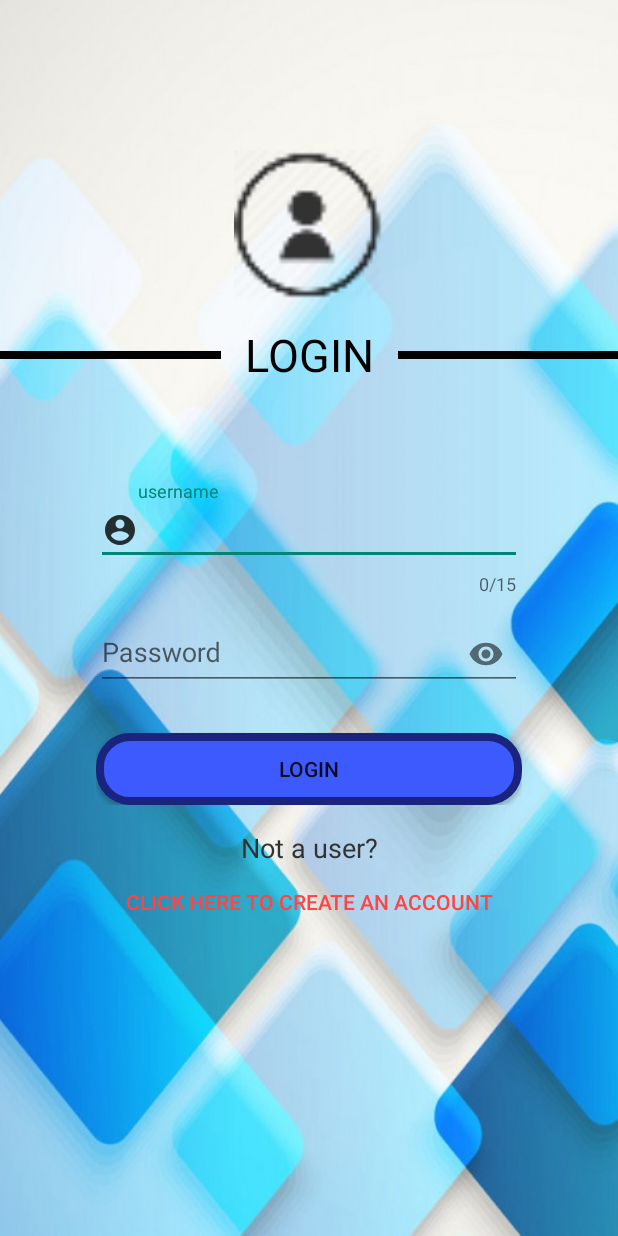
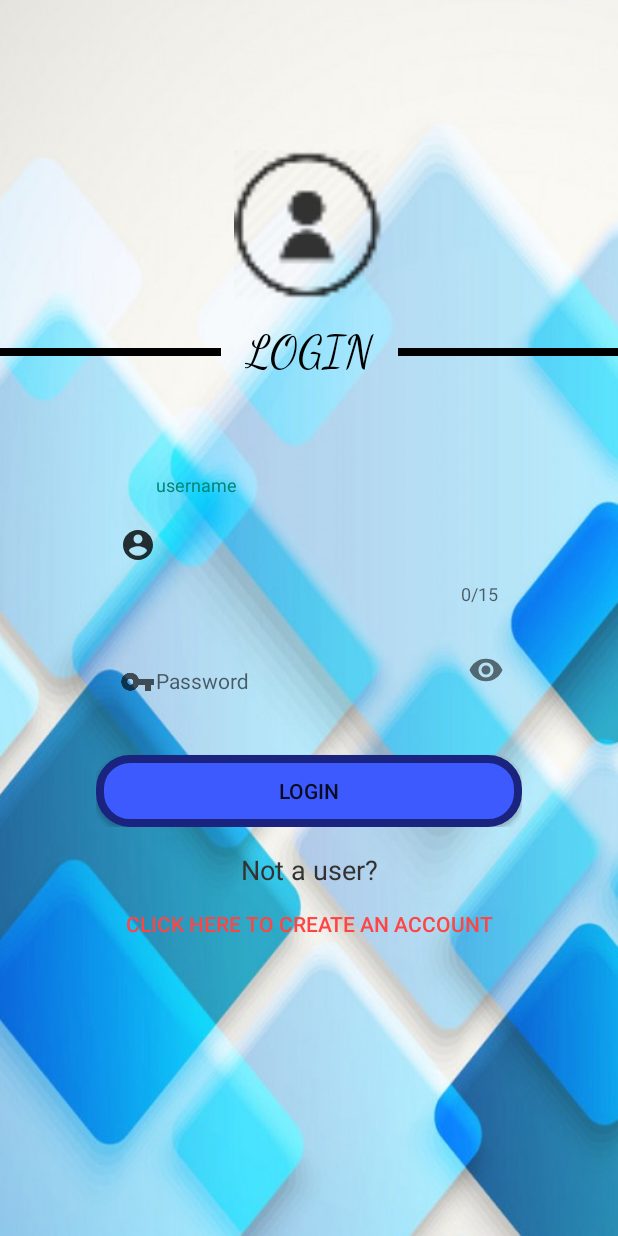
Before and after one commit to leilasdq/Task-Manager, an Android app: the screen it shows after launch (LoginActivity), on a phone screen of 412 x 824 dp. Run offline under Robolectric (Android 15) with nearby library versions, the phone set to English and light mode, and no system bars; 2 statements that could not run were skipped.

Commit message:
Some edits on login ui

```diff
--- a/app/src/main/res/layout/fragment_login.xml
+++ b/app/src/main/res/layout/fragment_login.xml
@@ -51,7 +51,8 @@
                     android:layout_height="wrap_content"
                     android:drawableLeft="@drawable/ic_action_username"
                     android:hint="@string/username_edit_text"
-                    android:textColorHint="@android:color/secondary_text_light" />
+                    android:textColorHint="@android:color/secondary_text_light"
+                    style="@style/Widget.MaterialComponents.TextInputLayout.FilledBox.Dense"/>
             </com.google.android.material.textfield.TextInputLayout>
 
             <com.google.android.material.textfield.TextInputLayout
@@ -66,10 +67,12 @@
                 <com.google.android.material.textfield.TextInputEditText
                     android:layout_width="match_parent"
                     android:layout_height="wrap_content"
-                    android:drawableLeft="@drawable/ic_action_password"
+                    android:drawableStart="@drawable/ic_action_password"
                     android:hint="@string/password_edit_text"
                     android:inputType="textPassword"
-                    android:textColorHint="@android:color/secondary_text_light" />
+                    android:textColorHint="@android:color/secondary_text_light"
+                    android:drawableLeft="@drawable/ic_action_password"
+                    style="@style/Widget.MaterialComponents.TextInputLayout.FilledBox.Dense"/>
             </com.google.android.material.textfield.TextInputLayout>
 
 
@@ -108,6 +111,7 @@
             android:background="?android:attr/selectableItemBackground"/>
 
         <TextView
+            android:fontFamily="cursive"
             android:id="@+id/login_txt"
             android:layout_width="wrap_content"
             android:layout_height="wrap_content"
```
Also changed, not shown: app/src/main/res/layout/fragment_sign_up.xml (+8 -3 lines).
